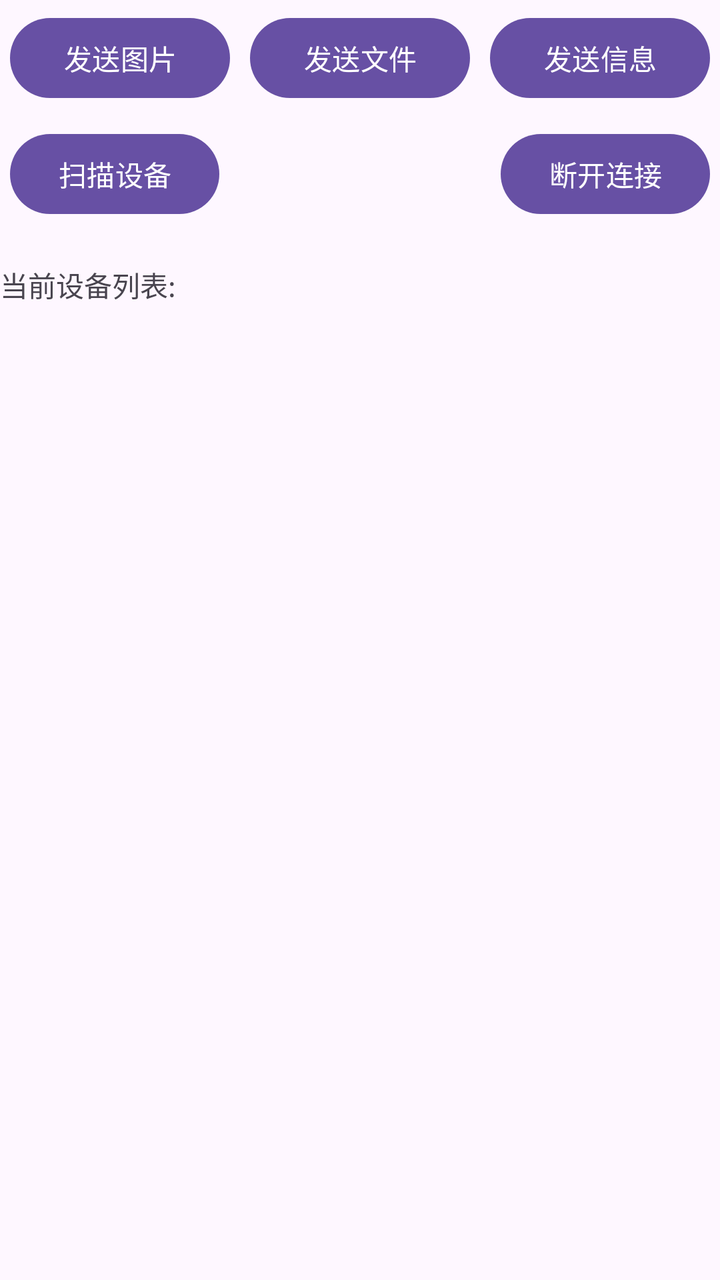
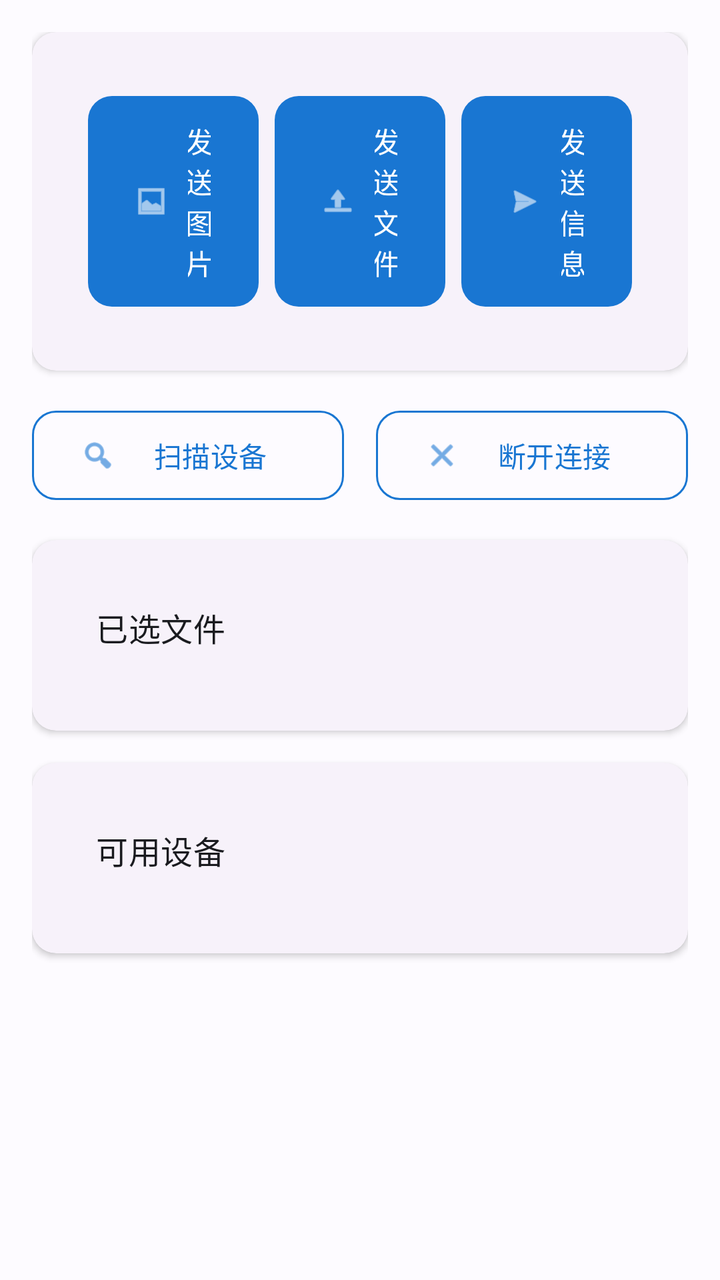

Screens rendered from an Android XML layout before and after an edit, with the pre-edit source and the edit as a unified diff.
<!-- AndroidManifest.xml: application theme Theme.LocalDrop -->
<!-- res/layout/activity_send.xml -->
<?xml version="1.0" encoding="utf-8"?>
<RelativeLayout xmlns:android="http://schemas.android.com/apk/res/android"
    xmlns:app="http://schemas.android.com/apk/res-auto"
    xmlns:tools="http://schemas.android.com/tools"
    android:layout_width="match_parent"
    android:layout_height="match_parent"
    android:fitsSystemWindows="true">

    <LinearLayout
        android:id="@+id/llSend"
        style="?android:attr/buttonBarStyle"
        android:layout_width="match_parent"
        android:layout_height="wrap_content"
        android:layout_alignParentTop="true"
        android:orientation="horizontal">

        <Button
            android:id="@+id/btnSelectImage"
            android:layout_width="0dp"
            android:layout_height="wrap_content"
            android:layout_margin="5dp"
            android:layout_weight="1"
            android:text="发送图片"
            tools:enabled="true"
            tools:ignore="HardcodedText" />

        <Button
            android:id="@+id/btnSelectFile"
            android:layout_width="0dp"
            android:layout_height="wrap_content"
            android:layout_margin="5dp"
            android:layout_weight="1"
            android:text="发送文件"
            tools:enabled="true"
            tools:ignore="HardcodedText" />

        <Button
            android:id="@+id/btnSendMessage"
            android:layout_width="0dp"
            android:layout_height="wrap_content"
            android:layout_margin="5dp"
            android:layout_weight="1"
            android:text="发送信息"
            tools:enabled="true"
            tools:ignore="HardcodedText" />

    </LinearLayout>


    <Button
        android:id="@+id/btnScanner"
        android:layout_width="wrap_content"
        android:layout_height="wrap_content"
        android:layout_below="@id/llSend"
        android:layout_alignParentStart="true"
        android:layout_margin="5dp"
        android:text="扫描设备" />

    <Button
        android:id="@+id/btnDisconnect"
        android:layout_width="wrap_content"
        android:layout_height="wrap_content"
        android:layout_below="@id/llSend"
        android:layout_alignEnd="@id/btnScanner"
        android:layout_alignParentEnd="true"
        android:layout_margin="5dp"
        android:text="断开连接" />

    <androidx.recyclerview.widget.RecyclerView
        android:id="@+id/horizontalListView"
        android:layout_width="match_parent"
        android:layout_height="wrap_content"
        android:layout_below="@id/btnScanner"
        android:padding="8dp"
        android:scrollbars="horizontal" />


    
    
    
    
    
    

    
    
    
    
    
    
    

    <TextView
        android:id="@+id/tvDeviceList"
        android:layout_width="wrap_content"
        android:layout_height="wrap_content"
        android:layout_below="@id/horizontalListView"
        android:text="当前设备列表:"

        />

    <androidx.recyclerview.widget.RecyclerView
        android:id="@+id/rvDeviceList"
        android:layout_width="match_parent"
        android:layout_height="wrap_content"
        android:layout_below="@id/tvDeviceList" />


</RelativeLayout>
<!-- resources referenced by this layout -->
<resources>
  <style name="Base.Theme.LocalDrop" parent="Theme.Material3.DayNight.NoActionBar">
          
          
      </style>
  <!-- unchanged entries left out for length: 1 -->
</resources>

<!-- the commit's change to res/layout/activity_send.xml (unified diff, before → after) -->
@@ -1,109 +1,160 @@
 <?xml version="1.0" encoding="utf-8"?>
-<RelativeLayout xmlns:android="http://schemas.android.com/apk/res/android"
+<androidx.core.widget.NestedScrollView xmlns:android="http://schemas.android.com/apk/res/android"
     xmlns:app="http://schemas.android.com/apk/res-auto"
     xmlns:tools="http://schemas.android.com/tools"
     android:layout_width="match_parent"
     android:layout_height="match_parent"
-    android:fitsSystemWindows="true">
+    android:fillViewport="true"
+    android:background="?android:attr/colorBackground"
+    android:padding="@dimen/spacing_md">
 
     <LinearLayout
-        android:id="@+id/llSend"
-        style="?android:attr/buttonBarStyle"
         android:layout_width="match_parent"
         android:layout_height="wrap_content"
-        android:layout_alignParentTop="true"
-        android:orientation="horizontal">
+        android:orientation="vertical">
 
-        <Button
-            android:id="@+id/btnSelectImage"
-            android:layout_width="0dp"
+        
+        <com.google.android.material.card.MaterialCardView
+            android:id="@+id/actionCard"
+            style="@style/Widget.LocalDrop.CardView.Elevated"
+            android:layout_width="match_parent"
             android:layout_height="wrap_content"
-            android:layout_margin="5dp"
-            android:layout_weight="1"
-            android:text="发送图片"
-            tools:enabled="true"
-            tools:ignore="HardcodedText" />
+            android:layout_marginBottom="@dimen/spacing_md">
 
-        <Button
-            android:id="@+id/btnSelectFile"
-            android:layout_width="0dp"
+            <LinearLayout
+                android:layout_width="match_parent"
+                android:layout_height="wrap_content"
+                android:orientation="horizontal"
+                android:gravity="center"
+                android:padding="@dimen/spacing_sm">
+
+                <com.google.android.material.button.MaterialButton
+                    android:id="@+id/btnSelectImage"
+                    style="@style/Widget.LocalDrop.Button.IconButton"
+                    android:layout_width="0dp"
+                    android:layout_height="wrap_content"
+                    android:layout_weight="1"
+                    android:layout_margin="@dimen/spacing_xs"
+                    android:text="发送图片"
+                    app:icon="@android:drawable/ic_menu_gallery"
+                    tools:ignore="HardcodedText" />
+
+                <com.google.android.material.button.MaterialButton
+                    android:id="@+id/btnSelectFile"
+                    style="@style/Widget.LocalDrop.Button.IconButton"
+                    android:layout_width="0dp"
+                    android:layout_height="wrap_content"
+                    android:layout_weight="1"
+                    android:layout_margin="@dimen/spacing_xs"
+                    android:text="发送文件"
+                    app:icon="@android:drawable/ic_menu_upload"
+                    tools:ignore="HardcodedText" />
+
+                <com.google.android.material.button.MaterialButton
+                    android:id="@+id/btnSendMessage"
+                    style="@style/Widget.LocalDrop.Button.IconButton"
+                    android:layout_width="0dp"
+                    android:layout_height="wrap_content"
+                    android:layout_weight="1"
+                    android:layout_margin="@dimen/spacing_xs"
+                    android:text="发送信息"
+                    app:icon="@android:drawable/ic_menu_send"
+                    tools:ignore="HardcodedText" />
+            </LinearLayout>
+        </com.google.android.material.card.MaterialCardView>
+
+        
+        <LinearLayout
+            android:id="@+id/connectionSection"
+            android:layout_width="match_parent"
             android:layout_height="wrap_content"
-            android:layout_margin="5dp"
-            android:layout_weight="1"
-            android:text="发送文件"
-            tools:enabled="true"
-            tools:ignore="HardcodedText" />
+            android:orientation="horizontal"
+            android:gravity="center"
+            android:layout_marginBottom="@dimen/spacing_md">
 
-        <Button
-            android:id="@+id/btnSendMessage"
-            android:layout_width="0dp"
+            <com.google.android.material.button.MaterialButton
+                android:id="@+id/btnScanner"
+                style="@style/Widget.LocalDrop.Button.OutlinedButton"
+                android:layout_width="0dp"
+                android:layout_height="wrap_content"
+                android:layout_weight="1"
+                android:layout_marginEnd="@dimen/spacing_sm"
+                android:text="扫描设备"
+                app:icon="@android:drawable/ic_menu_search"
+                tools:ignore="HardcodedText" />
+
+            <com.google.android.material.button.MaterialButton
+                android:id="@+id/btnDisconnect"
+                style="@style/Widget.LocalDrop.Button.OutlinedButton"
+                android:layout_width="0dp"
+                android:layout_height="wrap_content"
+                android:layout_weight="1"
+                android:layout_marginStart="@dimen/spacing_sm"
+                android:text="断开连接"
+                app:icon="@android:drawable/ic_menu_close_clear_cancel"
+                tools:ignore="HardcodedText" />
+        </LinearLayout>
+
+        
+        <com.google.android.material.card.MaterialCardView
+            android:id="@+id/filesCard"
+            style="@style/Widget.LocalDrop.CardView.Elevated"
+            android:layout_width="match_parent"
             android:layout_height="wrap_content"
-            android:layout_margin="5dp"
-            android:layout_weight="1"
-            android:text="发送信息"
-            tools:enabled="true"
-            tools:ignore="HardcodedText" />
+            android:layout_marginBottom="@dimen/spacing_md">
+
+            <LinearLayout
+                android:layout_width="match_parent"
+                android:layout_height="wrap_content"
+                android:orientation="vertical"
+                android:padding="@dimen/spacing_md">
+
+                <TextView
+                    android:layout_width="wrap_content"
+                    android:layout_height="wrap_content"
+                    android:text="已选文件"
+                    android:textAppearance="?attr/textAppearanceTitleMedium"
+                    android:textColor="?attr/colorOnSurface"
+                    android:layout_marginBottom="@dimen/spacing_sm"
+                    tools:ignore="HardcodedText" />
+
+                <androidx.recyclerview.widget.RecyclerView
+                    android:id="@+id/horizontalListView"
+                    android:layout_width="match_parent"
+                    android:layout_height="wrap_content"
+                    android:orientation="horizontal"
+                    android:scrollbars="horizontal" />
+            </LinearLayout>
+        </com.google.android.material.card.MaterialCardView>
+
+        
+        <com.google.android.material.card.MaterialCardView
+            android:id="@+id/devicesCard"
+            style="@style/Widget.LocalDrop.CardView.Elevated"
+            android:layout_width="match_parent"
+            android:layout_height="wrap_content">
+
+            <LinearLayout
+                android:layout_width="match_parent"
+                android:layout_height="wrap_content"
+                android:orientation="vertical"
+                android:padding="@dimen/spacing_md">
+
+                <TextView
+                    android:layout_width="wrap_content"
+                    android:layout_height="wrap_content"
+                    android:text="可用设备"
+                    android:textAppearance="?attr/textAppearanceTitleMedium"
+                    android:textColor="?attr/colorOnSurface"
+                    android:layout_marginBottom="@dimen/spacing_sm"
+                    tools:ignore="HardcodedText" />
+
+                <androidx.recyclerview.widget.RecyclerView
+                    android:id="@+id/rvDeviceList"
+                    android:layout_width="match_parent"
+                    android:layout_height="wrap_content" />
+            </LinearLayout>
+        </com.google.android.material.card.MaterialCardView>
 
     </LinearLayout>
-
-
-    <Button
-        android:id="@+id/btnScanner"
-        android:layout_width="wrap_content"
-        android:layout_height="wrap_content"
-        android:layout_below="@id/llSend"
-        android:layout_alignParentStart="true"
-        android:layout_margin="5dp"
-        android:text="扫描设备" />
-
-    <Button
-        android:id="@+id/btnDisconnect"
-        android:layout_width="wrap_content"
-        android:layout_height="wrap_content"
-        android:layout_below="@id/llSend"
-        android:layout_alignEnd="@id/btnScanner"
-        android:layout_alignParentEnd="true"
-        android:layout_margin="5dp"
-        android:text="断开连接" />
-
-    <androidx.recyclerview.widget.RecyclerView
-        android:id="@+id/horizontalListView"
-        android:layout_width="match_parent"
-        android:layout_height="wrap_content"
-        android:layout_below="@id/btnScanner"
-        android:padding="8dp"
-        android:scrollbars="horizontal" />
-
-
-    
-    
-    
-    
-    
-    
-
-    
-    
-    
-    
-    
-    
-    
-
-    <TextView
-        android:id="@+id/tvDeviceList"
-        android:layout_width="wrap_content"
-        android:layout_height="wrap_content"
-        android:layout_below="@id/horizontalListView"
-        android:text="当前设备列表:"
-
-        />
-
-    <androidx.recyclerview.widget.RecyclerView
-        android:id="@+id/rvDeviceList"
-        android:layout_width="match_parent"
-        android:layout_height="wrap_content"
-        android:layout_below="@id/tvDeviceList" />
-
-
-</RelativeLayout>
+</androidx.core.widget.NestedScrollView>
<!-- resource entries referenced after the edit -->
@@ -1,9 +1,126 @@
 <!-- resources referenced by this layout -->
 <resources>
+  <dimen name="spacing_md">16dp</dimen>
+  <dimen name="spacing_sm">8dp</dimen>
+  <dimen name="spacing_xs">4dp</dimen>
+  <style name="Widget.LocalDrop.Button.IconButton" parent="Widget.Material3.Button">
+          <item name="android:minHeight">@dimen/button_height_min</item>
+          <item name="android:paddingStart">@dimen/button_padding_horizontal</item>
+          <item name="android:paddingEnd">@dimen/button_padding_horizontal</item>
+          <item name="android:paddingTop">@dimen/button_padding_vertical</item>
+          <item name="android:paddingBottom">@dimen/button_padding_vertical</item>
+          <item name="cornerRadius">@dimen/corner_radius_md</item>
+          <item name="iconGravity">textStart</item>
+          <item name="iconPadding">@dimen/button_icon_padding</item>
+          <item name="iconTint">?attr/colorOnPrimary</item>
+          <item name="android:textColor">?attr/colorOnPrimary</item>
+          <item name="textAllCaps">false</item>
+      </style>
+  <style name="Widget.LocalDrop.Button.OutlinedButton" parent="Widget.Material3.Button.OutlinedButton">
+          <item name="android:minHeight">@dimen/button_height_min</item>
+          <item name="android:paddingStart">@dimen/button_padding_horizontal</item>
+          <item name="android:paddingEnd">@dimen/button_padding_horizontal</item>
+          <item name="android:paddingTop">@dimen/button_padding_vertical</item>
+          <item name="android:paddingBottom">@dimen/button_padding_vertical</item>
+          <item name="cornerRadius">@dimen/corner_radius_md</item>
+          <item name="strokeColor">?attr/colorPrimary</item>
+          <item name="android:textColor">?attr/colorPrimary</item>
+          <item name="textAllCaps">false</item>
+      </style>
+  <style name="Widget.LocalDrop.CardView.Elevated" parent="Widget.Material3.CardView.Elevated">
+          <item name="cardElevation">@dimen/card_elevation_md</item>
+          <item name="cardCornerRadius">@dimen/corner_radius_md</item>
+          <item name="contentPaddingLeft">@dimen/card_padding_horizontal</item>
+          <item name="contentPaddingTop">@dimen/card_padding_vertical</item>
+          <item name="contentPaddingRight">@dimen/card_padding_horizontal</item>
+          <item name="contentPaddingBottom">@dimen/card_padding_vertical</item>
+      </style>
+  <dimen name="button_height_min">48dp</dimen>
+  <dimen name="button_padding_horizontal">24dp</dimen>
+  <dimen name="button_padding_vertical">12dp</dimen>
+  <dimen name="corner_radius_md">12dp</dimen>
+  <dimen name="button_icon_padding">8dp</dimen>
+  <dimen name="card_elevation_md">2dp</dimen>
+  <dimen name="card_padding_horizontal">16dp</dimen>
+  <dimen name="card_padding_vertical">16dp</dimen>
   <style name="Base.Theme.LocalDrop" parent="Theme.Material3.DayNight.NoActionBar">
           
+          <item name="colorPrimary">@color/md_theme_light_primary</item>
+          <item name="colorOnPrimary">@color/md_theme_light_onPrimary</item>
+          <item name="colorPrimaryContainer">@color/md_theme_light_primaryContainer</item>
+          <item name="colorOnPrimaryContainer">@color/md_theme_light_onPrimaryContainer</item>
+  
           
+          <item name="colorSecondary">@color/md_theme_light_secondary</item>
+          <item name="colorOnSecondary">@color/md_theme_light_onSecondary</item>
+          <item name="colorSecondaryContainer">@color/md_theme_light_secondaryContainer</item>
+          <item name="colorOnSecondaryContainer">@color/md_theme_light_onSecondaryContainer</item>
+  
+          
+          <item name="colorTertiary">@color/md_theme_light_tertiary</item>
+          <item name="colorOnTertiary">@color/md_theme_light_onTertiary</item>
+          <item name="colorTertiaryContainer">@color/md_theme_light_tertiaryContainer</item>
+          <item name="colorOnTertiaryContainer">@color/md_theme_light_onTertiaryContainer</item>
+  
+          
+          <item name="android:colorBackground">@color/md_theme_light_background</item>
+          <item name="colorOnBackground">@color/md_theme_light_onBackground</item>
+  
+          
+          <item name="colorSurface">@color/md_theme_light_surface</item>
+          <item name="colorOnSurface">@color/md_theme_light_onSurface</item>
+          <item name="colorSurfaceVariant">@color/md_theme_light_surfaceVariant</item>
+          <item name="colorOnSurfaceVariant">@color/md_theme_light_onSurfaceVariant</item>
+          <item name="colorOutline">@color/md_theme_light_outline</item>
+  
+          
+          <item name="colorError">@color/md_theme_light_error</item>
+          <item name="colorOnError">@color/md_theme_light_onError</item>
+          <item name="colorErrorContainer">@color/md_theme_light_errorContainer</item>
+          <item name="colorOnErrorContainer">@color/md_theme_light_onErrorContainer</item>
+  
+          
+          <item name="shapeAppearanceSmallComponent">@style/ShapeAppearance.LocalDrop.SmallComponent</item>
+          <item name="shapeAppearanceMediumComponent">@style/ShapeAppearance.LocalDrop.MediumComponent</item>
+          <item name="shapeAppearanceLargeComponent">@style/ShapeAppearance.LocalDrop.LargeComponent</item>
       </style>
+  <color name="md_theme_light_primary">#1976D2</color>
+  <color name="md_theme_light_onPrimary">#FFFFFF</color>
+  <color name="md_theme_light_primaryContainer">#E3F2FD</color>
+  <color name="md_theme_light_onPrimaryContainer">#0D47A1</color>
+  <color name="md_theme_light_secondary">#03A9F4</color>
+  <color name="md_theme_light_onSecondary">#FFFFFF</color>
+  <color name="md_theme_light_secondaryContainer">#E1F5FE</color>
+  <color name="md_theme_light_onSecondaryContainer">#001F29</color>
+  <color name="md_theme_light_tertiary">#00BCD4</color>
+  <color name="md_theme_light_onTertiary">#FFFFFF</color>
+  <color name="md_theme_light_tertiaryContainer">#B2EBF2</color>
+  <color name="md_theme_light_onTertiaryContainer">#001F24</color>
+  <color name="md_theme_light_background">#FDFBFF</color>
+  <color name="md_theme_light_onBackground">#1A1B1F</color>
+  <color name="md_theme_light_surface">#FDFBFF</color>
+  <color name="md_theme_light_onSurface">#1A1B1F</color>
+  <color name="md_theme_light_surfaceVariant">#E1E2EC</color>
+  <color name="md_theme_light_onSurfaceVariant">#44474F</color>
+  <color name="md_theme_light_outline">#757780</color>
+  <color name="md_theme_light_error">#BA1A1A</color>
+  <color name="md_theme_light_onError">#FFFFFF</color>
+  <color name="md_theme_light_errorContainer">#FFDAD6</color>
+  <color name="md_theme_light_onErrorContainer">#410002</color>
+  <style name="ShapeAppearance.LocalDrop.SmallComponent" parent="ShapeAppearance.Material3.SmallComponent">
+          <item name="cornerFamily">rounded</item>
+          <item name="cornerSize">@dimen/corner_radius_sm</item>
+      </style>
+  <style name="ShapeAppearance.LocalDrop.MediumComponent" parent="ShapeAppearance.Material3.MediumComponent">
+          <item name="cornerFamily">rounded</item>
+          <item name="cornerSize">@dimen/corner_radius_md</item>
+      </style>
+  <style name="ShapeAppearance.LocalDrop.LargeComponent" parent="ShapeAppearance.Material3.LargeComponent">
+          <item name="cornerFamily">rounded</item>
+          <item name="cornerSize">@dimen/corner_radius_lg</item>
+      </style>
+  <dimen name="corner_radius_sm">8dp</dimen>
+  <dimen name="corner_radius_lg">16dp</dimen>
   <!-- unchanged entries left out for length: 1 -->
 </resources>
 
